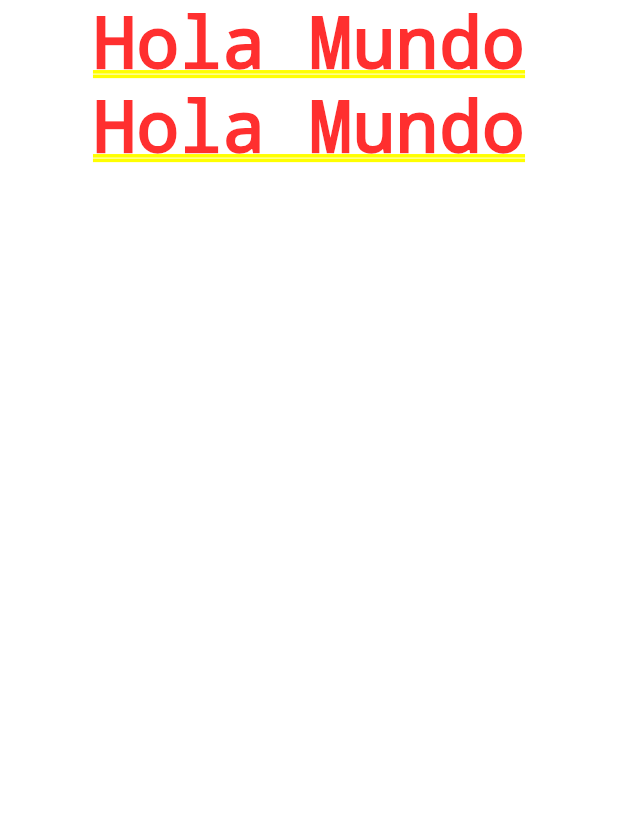
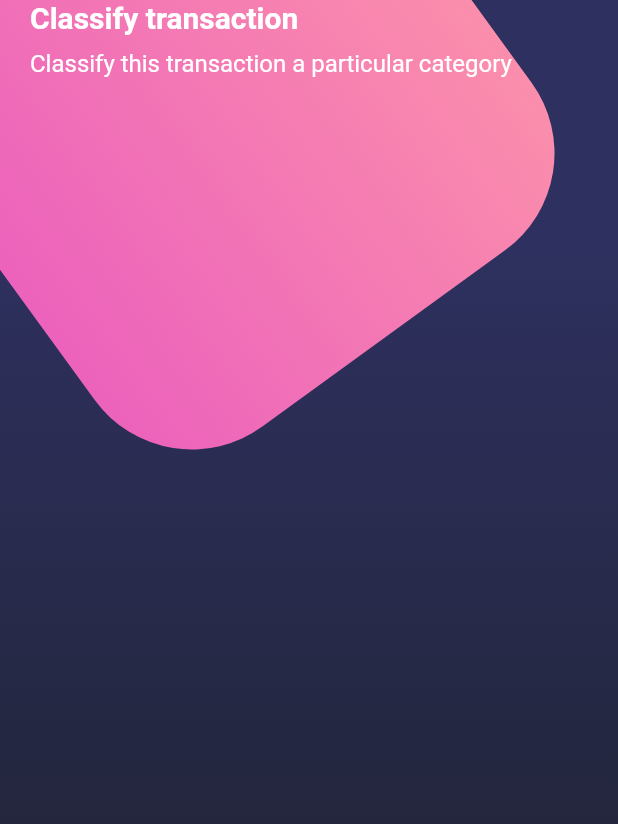
Before and after one commit to rubmanb/AppDisenyos, a Flutter app: the screen it shows after launch, on a phone screen of 412 x 824 dp. Shown: the top 824 px of the screen. Run offline on Flutter 3.47's test engine with Material 2 defaults, Android fonts, the phone set to English and light mode, and no system bars.

Commit message:
Add files via upload

```diff
--- a/app_disenyos/lib/main.dart
+++ b/app_disenyos/lib/main.dart
@@ -1,21 +1,30 @@
 import 'package:flutter/material.dart';
+// import 'package:flutter/services.dart';
 
-void main() => runApp(const MyApp());
+import 'package:app_disenyos/screens/basic_design.dart';
+import 'package:app_disenyos/screens/home_screen.dart';
+import 'package:app_disenyos/screens/scroll_design.dart';
+
+void main() {
+  runApp(const MyApp());
+}
 
 class MyApp extends StatelessWidget {
-  const MyApp({Key? key}) : super(key: key);
+  /* esto cambia el color al statusbar del dispositivo (opciones light y dark)*/
+  // SystemChrome.setSystemUIOverlayStyle(SystemUiOverlayStyle.light);
+
+  const MyApp({super.key});
 
   @override
   Widget build(BuildContext context) {
-    return const MaterialApp(
-      debugShowCheckedModeBanner: false,
-      title: 'Material App',
-      home: Column(
-        children: [
-          Text('Hola Mundo'),
-          Text('Hola Mundo'),
-        ],
-      ),
-    );
+    return MaterialApp(
+        debugShowCheckedModeBanner: false,
+        title: 'App diseños',
+        initialRoute: 'home',
+        routes: {
+          'home': (_) => const HomeScreen(),
+          'basic_design': (_) => const BasicDesignScreen(),
+          'scroll_design': (_) => const ScrollDesignScreen(),
+        });
   }
 }
--- /dev/null
+++ b/app_disenyos/lib/screens/home_screen.dart
@@ -0,0 +1,37 @@
+import 'package:app_disenyos/widgets/page_title.dart';
+import 'package:flutter/material.dart';
+
+import 'package:app_disenyos/widgets/background.dart';
+
+class HomeScreen extends StatelessWidget {
+  const HomeScreen({Key? key}) : super(key: key);
+
+  @override
+  Widget build(BuildContext context) {
+    return const Scaffold(
+        body: Stack(
+      children: [
+        //background
+        Background(),
+        _HomeBody()
+      ],
+    ));
+  }
+}
+
+class _HomeBody extends StatelessWidget {
+  const _HomeBody({
+    super.key,
+  });
+
+  @override
+  Widget build(BuildContext context) {
+    return const SingleChildScrollView(
+      child: Column(
+        children: [
+          PageTitle(),
+        ],
+      ),
+    );
+  }
+}
--- /dev/null
+++ b/app_disenyos/lib/widgets/background.dart
@@ -0,0 +1,52 @@
+import 'dart:math';
+
+import 'package:flutter/material.dart';
+
+class Background extends StatelessWidget {
+  const Background({Key? key}) : super(key: key);
+  final boxDecoration = const BoxDecoration(
+    gradient: LinearGradient(
+      begin: Alignment.topCenter,
+      end: Alignment.bottomCenter,
+      stops: [0.2, 0.8],
+      colors: [Color(0xff2E305F), Color(0xff202333)],
+    ),
+  );
+
+  @override
+  Widget build(BuildContext context) {
+    return Stack(
+      children: [
+        Container(
+          decoration: boxDecoration,
+        ),
+        const Positioned(
+          top: -100,
+          left: -30,
+          child: _PinkBox(),
+        ),
+      ],
+    );
+  }
+}
+
+class _PinkBox extends StatelessWidget {
+  const _PinkBox({super.key});
+
+  @override
+  Widget build(BuildContext context) {
+    return Transform.rotate(
+      angle: -pi / 5,
+      child: Container(
+        width: 360,
+        height: 360,
+        decoration: BoxDecoration(
+            borderRadius: BorderRadius.circular(80),
+            gradient: const LinearGradient(colors: [
+              Color.fromRGBO(236, 98, 188, 1),
+              Color.fromRGBO(251, 142, 172, 1),
+            ])),
+      ),
+    );
+  }
+}
--- /dev/null
+++ b/app_disenyos/lib/widgets/page_title.dart
@@ -0,0 +1,34 @@
+import 'package:flutter/material.dart';
+
+class PageTitle extends StatelessWidget {
+  const PageTitle({super.key});
+
+  @override
+  Widget build(BuildContext context) {
+    return SafeArea(
+      bottom: false,
+      child: Container(
+        margin: const EdgeInsets.symmetric(horizontal: 20),
+        child: const Column(
+          crossAxisAlignment: CrossAxisAlignment.start,
+          children: [
+            Text(
+              'Classify transaction',
+              style: TextStyle(
+                  color: Colors.white,
+                  fontSize: 20,
+                  fontWeight: FontWeight.bold),
+            ),
+            SizedBox(
+              height: 10,
+            ),
+            Text(
+              'Classify this transaction a particular category',
+              style: TextStyle(color: Colors.white, fontSize: 16),
+            ),
+          ],
+        ),
+      ),
+    );
+  }
+}
```
Also changed, not shown: app_disenyos/lib/screens/basic_design.dart (added, +127 -0 lines), app_disenyos/lib/screens/scroll_design.dart (added, +146 -0 lines).
